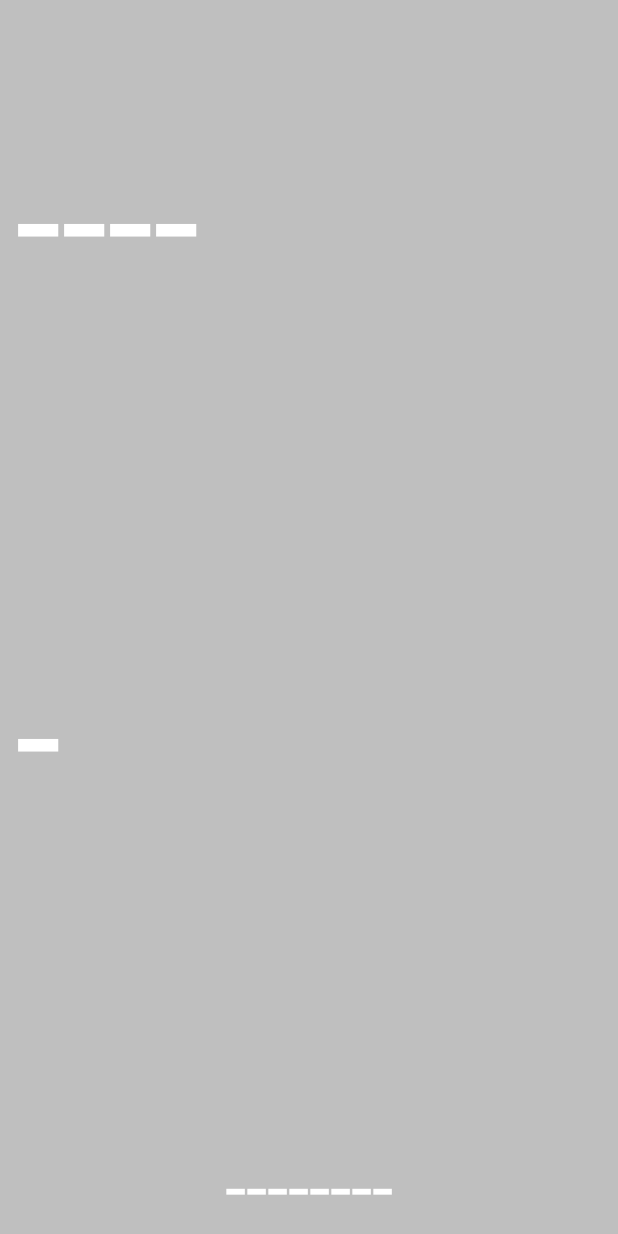
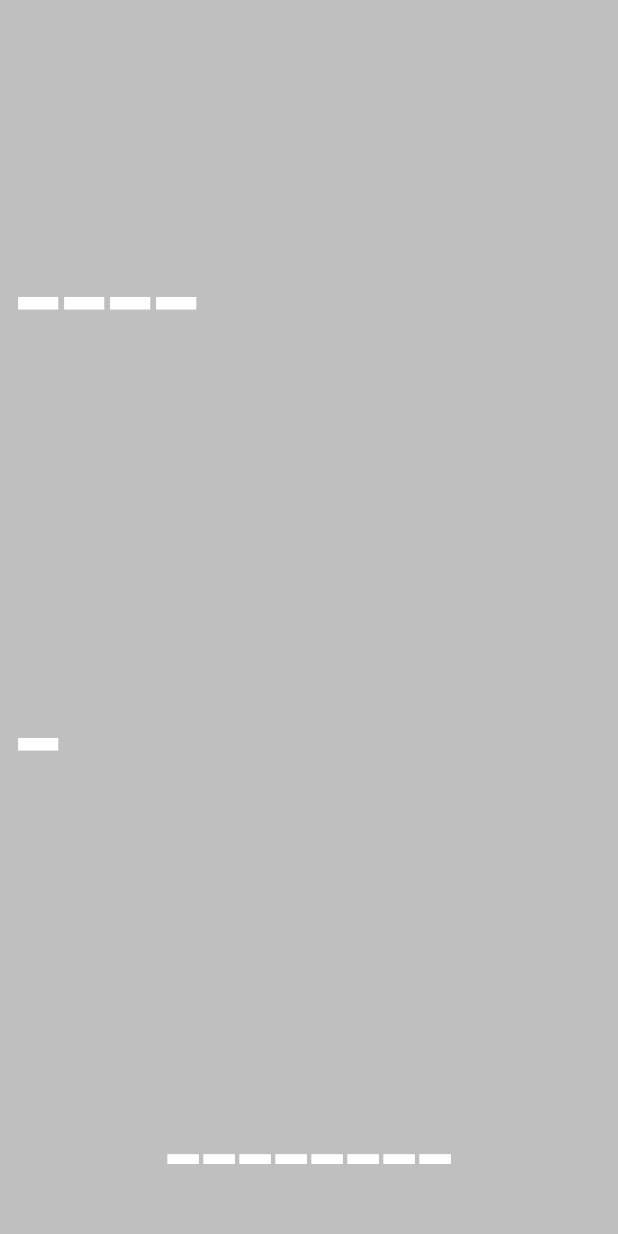
Before and after one commit to illepidus/DiaSync, an Android app: the layout widget_libre2.xml on its own in the app's theme, with its tools: preview values and no code run, on a phone screen of 412 x 824 dp. Run offline under Robolectric (Android 15) with nearby library versions, the phone set to English and light mode, and no system bars.

Commit message:
Some graphic enhancements.

```diff
--- a/app/src/main/java/ru/krotarnya/diasync/Libre2GraphBuilder.java
+++ b/app/src/main/java/ru/krotarnya/diasync/Libre2GraphBuilder.java
@@ -138,6 +138,7 @@ public class Libre2GraphBuilder {
 
         paint.setStyle(Paint.Style.FILL);
         float r = (float) ((double) (width * 25000L) / (x_max - x_min));
+        if (r > (float) height / 50) r = (float) height / 50;
         for (int i = 0; i < data.size(); i++) {
             Libre2Value v = data.get(i);
                 paint.setColor(Glucose.bloodGraphColor(v.getValue(use_calibration)));
--- a/app/src/main/java/ru/krotarnya/diasync/Libre2Widget.java
+++ b/app/src/main/java/ru/krotarnya/diasync/Libre2Widget.java
@@ -6,6 +6,7 @@ import android.appwidget.AppWidgetProvider;
 import android.content.Context;
 import android.content.Intent;
 import android.content.SharedPreferences;
+import android.graphics.Paint;
 import android.os.Bundle;
 import android.util.Log;
 import android.widget.RemoteViews;
@@ -55,6 +56,7 @@ public class Libre2Widget extends AppWidgetProvider {
                     views.setTextViewText(R.id.libre2_widget_glucose, "----");
             }
 
+            views.setInt(R.id.libre2_widget_glucose, "setPaintFlags", Paint.ANTI_ALIAS_FLAG);
             views.setTextViewText(R.id.libre2_widget_trend, libre2_values.trendArrowSymbol(true));
             if (ago < - 60000) {
                 //DATA FROM FAR FUTURE
@@ -72,8 +74,7 @@ public class Libre2Widget extends AppWidgetProvider {
                 else
                     views.setTextViewText(R.id.Libre2_widget_message, ago / 60000 + " minutes ago");
                 if (ago > 600000) {
-                    //DATA IS WAY TOO OLD
-                    //TODO: crossout R.id.libre2_widget_glucose
+                    views.setInt(R.id.libre2_widget_glucose, "setPaintFlags", Paint.STRIKE_THRU_TEXT_FLAG | Paint.ANTI_ALIAS_FLAG);
                 }
             }
 
@@ -105,7 +106,6 @@ public class Libre2Widget extends AppWidgetProvider {
             else {
                 views.setImageViewResource(R.id.libre2_widget_graph, android.R.color.transparent);
             }
-
             views.setTextColor(R.id.libre2_widget_glucose, Glucose.bloodTextColor(libre2_last_value.getValue(use_calibration)));
         }
 
--- a/app/src/main/res/layout/widget_libre2.xml
+++ b/app/src/main/res/layout/widget_libre2.xml
@@ -21,7 +21,7 @@
         <TextView
             android:layout_width="match_parent"
             android:layout_height="0dp"
-            android:layout_weight="2" />
+            android:layout_weight="4"/>
 
         <TextView
             android:id="@+id/libre2_widget_glucose"
@@ -55,7 +55,7 @@
             android:id="@+id/Libre2_widget_message"
             android:layout_width="match_parent"
             android:layout_height="0dp"
-            android:layout_weight="2"
+            android:layout_weight="4"
             android:autoSizeTextType="uniform"
             android:contentDescription="@string/libre2_widget_description"
             android:gravity="center"
```
